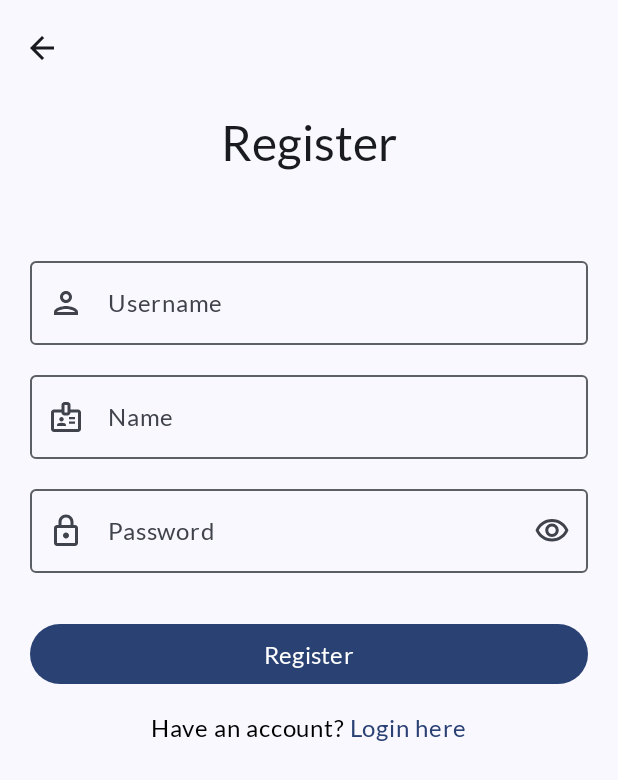
After one commit to ajailani4/tonotes, an Android app built with Jetpack Compose: the composable RegisterScreen shown on its own in the app's theme, on a phone screen of 412 x 824 dp. The commit adds this screen. Shown: the top 780 px of the screen. Run offline under Robolectric (Android 15) with nearby library versions, the phone set to English and light mode, and no system bars.

Commit message:
Add Register screen UI

```diff
--- /dev/null
+++ b/account/account_ui/src/main/java/com/tonotes/account_ui/register/RegisterScreen.kt
@@ -0,0 +1,151 @@
+package com.tonotes.account_ui.register
+
+import androidx.compose.foundation.layout.*
+import androidx.compose.foundation.rememberScrollState
+import androidx.compose.foundation.text.ClickableText
+import androidx.compose.foundation.text.KeyboardOptions
+import androidx.compose.foundation.verticalScroll
+import androidx.compose.material.icons.Icons
+import androidx.compose.material.icons.filled.ArrowBack
+import androidx.compose.material.icons.outlined.*
+import androidx.compose.material3.*
+import androidx.compose.runtime.Composable
+import androidx.compose.ui.Alignment
+import androidx.compose.ui.Modifier
+import androidx.compose.ui.res.stringResource
+import androidx.compose.ui.text.SpanStyle
+import androidx.compose.ui.text.buildAnnotatedString
+import androidx.compose.ui.text.input.KeyboardType
+import androidx.compose.ui.text.input.PasswordVisualTransformation
+import androidx.compose.ui.text.input.VisualTransformation
+import androidx.compose.ui.text.withStyle
+import androidx.compose.ui.unit.dp
+import com.tonotes.account_ui.login.LoginEvent
+import com.tonotes.core.R
+import kotlinx.coroutines.launch
+
+@OptIn(ExperimentalMaterial3Api::class)
+@Composable
+fun RegisterScreen() {
+    Scaffold { innerPadding ->
+        Column(
+            modifier = Modifier
+                .fillMaxSize()
+                .padding(innerPadding)
+                .verticalScroll(rememberScrollState())
+        ) {
+            IconButton(
+                modifier = Modifier.padding(
+                    top = 8.dp,
+                    start = 4.dp
+                ),
+                onClick = {}
+            ) {
+                Icon(
+                    imageVector = Icons.Default.ArrowBack,
+                    contentDescription = "Back icon"
+                )
+            }
+            Column(
+                modifier = Modifier.padding(20.dp),
+                horizontalAlignment = Alignment.CenterHorizontally
+            ) {
+                Text(
+                    text = stringResource(id = R.string.register),
+                    style = MaterialTheme.typography.headlineLarge
+                )
+                Spacer(modifier = Modifier.height(60.dp))
+                OutlinedTextField(
+                    modifier = Modifier.fillMaxWidth(),
+                    value = "",
+                    onValueChange = {},
+                    leadingIcon = {
+                        Icon(
+                            imageVector = Icons.Outlined.Person,
+                            contentDescription = "Username icon"
+                        )
+                    },
+                    placeholder = {
+                        Text(text = stringResource(id = R.string.username))
+                    },
+                    singleLine = true
+                )
+                Spacer(modifier = Modifier.height(20.dp))
+                OutlinedTextField(
+                    modifier = Modifier.fillMaxWidth(),
+                    value = "",
+                    onValueChange = {},
+                    leadingIcon = {
+                        Icon(
+                            imageVector = Icons.Outlined.Badge,
+                            contentDescription = "Name icon"
+                        )
+                    },
+                    placeholder = {
+                        Text(text = stringResource(id = R.string.name))
+                    },
+                    singleLine = true
+                )
+                Spacer(modifier = Modifier.height(20.dp))
+                OutlinedTextField(
+                    modifier = Modifier.fillMaxWidth(),
+                    value = "",
+                    onValueChange = {},
+                    leadingIcon = {
+                        Icon(
+                            imageVector = Icons.Outlined.Lock,
+                            contentDescription = "Password icon"
+                        )
+                    },
+                    placeholder = {
+                        Text(text = stringResource(id = R.string.password))
+                    },
+                    trailingIcon = {
+                        IconButton(onClick = {}) {
+                            Icon(
+                                imageVector = if (/*passwordVisibility*/false) {
+                                    Icons.Outlined.VisibilityOff
+                                } else {
+                                    Icons.Outlined.Visibility
+                                },
+                                contentDescription = "Password visibility icon"
+                            )
+                        }
+                    },
+                    singleLine = true,
+                    keyboardOptions = KeyboardOptions(
+                        keyboardType = KeyboardType.Password
+                    ),
+                    visualTransformation = if (/*passwordVisibility*/false) VisualTransformation.None else PasswordVisualTransformation()
+                )
+                Spacer(modifier = Modifier.height(30.dp))
+                Button(
+                    modifier = Modifier.fillMaxWidth(),
+                    onClick = {}
+                ) {
+                    Text(
+                        text = stringResource(id = R.string.register),
+                        style = MaterialTheme.typography.titleMedium
+                    )
+                }
+                Spacer(modifier = Modifier.height(15.dp))
+                ClickableText(
+                    text = buildAnnotatedString {
+                        append(stringResource(id = R.string.have_account))
+                        append(" ")
+
+                        withStyle(
+                            style = SpanStyle(
+                                color = MaterialTheme.colorScheme.primary
+                            )
+                        ) {
+                            append(stringResource(id = R.string.login_here))
+                        }
+                    },
+                    style = MaterialTheme.typography.bodyLarge,
+                    onClick = {}
+                )
+            }
+        }
+    }
+}
--- a/core/src/main/res/values/strings.xml
+++ b/core/src/main/res/values/strings.xml
@@ -6,13 +6,17 @@
     <string name="no_notes">No notes yet</string>
     <string name="need_to_login">Need to Login</string>
     <string name="need_to_have_an_account">You need to have an account to back up the notes</string>
+    <string name="cancel">Cancel</string>
     <string name="login">Login</string>
-    <string name="cancel">Cancel</string>
+    <string name="register">Register</string>
 
     <string name="username">Username</string>
+    <string name="name">Name</string>
     <string name="password">Password</string>
     <string name="have_no_account">Don\'t have an account?</string>
     <string name="register_here">Register here</string>
+    <string name="have_account">Have an account?</string>
+    <string name="login_here">Login here</string>
     <string name="fill_the_form">Please fill the form completely</string>
     <string name="incorrect_username_or_pass">Username or password is incorrect</string>
     <string name="something_wrong_happened">Sorry, something wrong happened</string>
```
Also changed, not shown: 1 other file.
